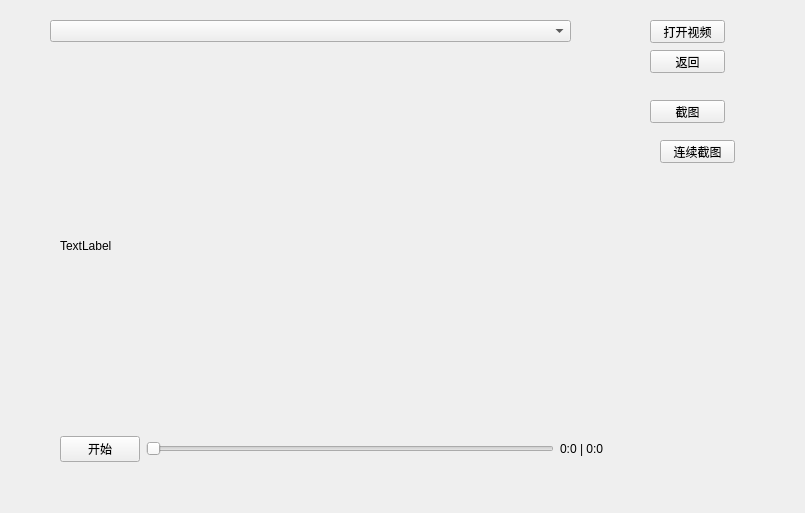
Wangyabin-sss/OpencvUsefulTool, file videoprocess/videoproc.ui: the form before one commit.
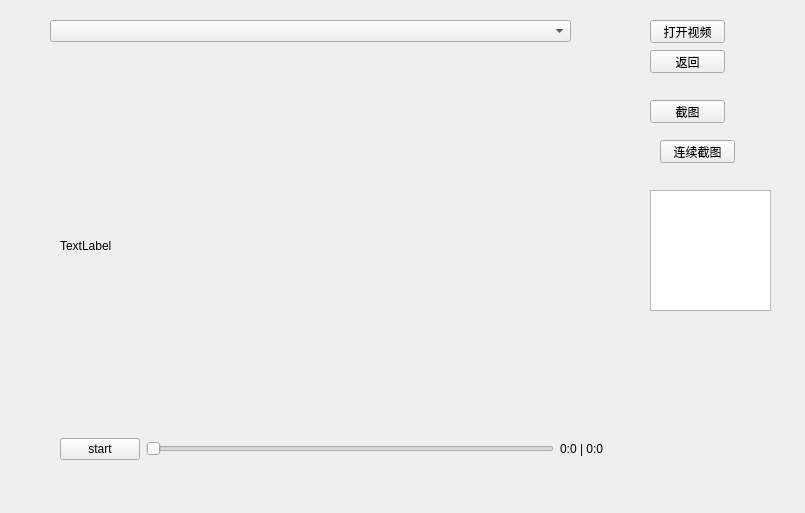
The form after the commit.

The edit to the form file:
```diff
--- a/videoprocess/videoproc.ui
+++ b/videoprocess/videoproc.ui
@@ -75,7 +75,7 @@
     <string>连续截图</string>
    </property>
   </widget>
-  <widget class="QWidget" name="">
+  <widget class="QWidget" name="layoutWidget">
    <property name="geometry">
     <rect>
      <x>60</x>
@@ -97,7 +97,7 @@
       <item>
        <widget class="QPushButton" name="pushButton_2">
         <property name="text">
-         <string>开始</string>
+         <string>start</string>
         </property>
        </widget>
       </item>
@@ -119,6 +119,16 @@
     </item>
    </layout>
   </widget>
+  <widget class="QTextEdit" name="textEdit">
+   <property name="geometry">
+    <rect>
+     <x>650</x>
+     <y>190</y>
+     <width>121</width>
+     <height>121</height>
+    </rect>
+   </property>
+  </widget>
  </widget>
  <resources/>
  <connections/>
```
Left out of the diff: 3 changed lines with no effect on the pictures.
